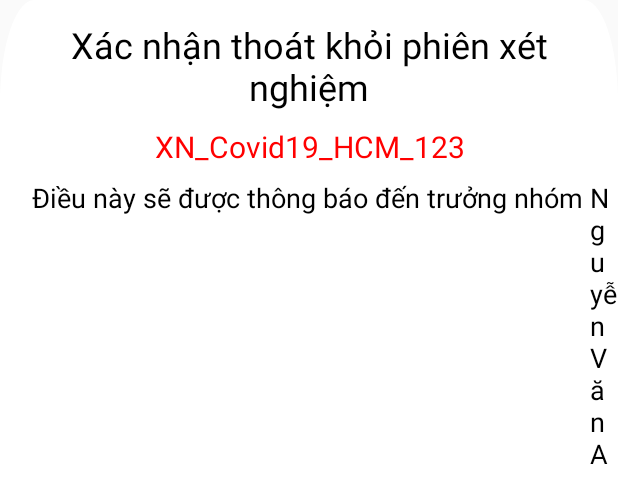
After one commit to university-of-science-vnuhcmc/xncovid, an Android app: the layout activity_customdialog.xml on its own in the app's theme, with its tools: preview values and no code run, on a phone screen of 412 x 824 dp. The commit adds this screen. Shown: the top 503 px of the screen. Run offline under Robolectric (Android 15) with nearby library versions, the phone set to English and light mode, and no system bars.

Commit message:
cm them activity SfatfMain

```diff
--- a/XNCovid/app/src/main/java/com/hcdc/xncovid/ScanSessionActivity.java
+++ b/XNCovid/app/src/main/java/com/hcdc/xncovid/ScanSessionActivity.java
@@ -30,6 +30,9 @@ public class ScanSessionActivity extends AppCompatActivity implements ZXingScann
     protected void onCreate(Bundle savedInstanceState) {
         super.onCreate(savedInstanceState);
         setContentView(R.layout.activity_scansession);
+        Intent intent=this.getIntent();
+        scanQRType = getIntent().getExtras().getInt("scan_qr_type");
+
         int apiVersion = android.os.Build.VERSION.SDK_INT;
         if (apiVersion >= android.os.Build.VERSION_CODES.M) {
             if (!checkPermission()) {
@@ -80,6 +83,8 @@ public class ScanSessionActivity extends AppCompatActivity implements ZXingScann
             m.find();
             String id = m.group(1);
             scanContent = id;
+        }else {
+            scanContent = txtScanedResult.trim();
         }
 
         showResult();
--- /dev/null
+++ b/XNCovid/app/src/main/res/drawable/rectangle_2.xml
@@ -0,0 +1,25 @@
+<?xml version="1.0" encoding="utf-8"?>
+<!-- drawable/rectangle_2.xml -->
+<vector
+    xmlns:android="http://schemas.android.com/apk/res/android"
+    xmlns:aapt="http://schemas.android.com/aapt"
+    android:width="360dp"
+    android:height="239dp"
+    android:viewportWidth="360"
+    android:viewportHeight="239"
+    >
+
+    <group>
+
+        <clip-path
+            android:pathData="M20 0H340C351.046 0 360 8.95431 360 20V219C360 230.046 351.046 239 340 239H20C8.95431 239 0 230.046 0 219V20C0 8.95431 8.95431 0 20 0Z"
+            />
+
+        <path
+            android:pathData="M0 0V239H360V0"
+            android:fillColor="#FFFFFF"
+            />
+
+    </group>
+
+</vector>
--- /dev/null
+++ b/XNCovid/app/src/main/res/layout/activity_customdialog.xml
@@ -0,0 +1,58 @@
+<?xml version="1.0" encoding="utf-8"?>
+<LinearLayout  xmlns:android="http://schemas.android.com/apk/res/android"
+    android:layout_width="match_parent"
+    android:layout_height="match_parent"
+    android:orientation="vertical"
+    android:background="@drawable/rectangle_2">
+    <!-- Xác nhận thoát khỏi phiên xét nghiệm -->
+    <TextView
+        android:id="@+id/dialog_title"
+        android:layout_width="match_parent"
+        android:layout_height="wrap_content"
+        android:paddingLeft="31dp"
+        android:paddingRight="31dp"
+        android:layout_marginTop="13dp"
+        android:text="Xác nhận thoát khỏi phiên xét nghiệm"
+        android:textAppearance="@style/black_24"
+        android:gravity="center_horizontal|top"
+        />
+    <!-- XN_Covid19_HCM_123 -->
+    <TextView
+        android:id="@+id/ten_phien"
+        android:layout_width="match_parent"
+        android:layout_height="25dp"
+        android:paddingLeft="31dp"
+        android:paddingRight="31dp"
+        android:layout_marginTop="10dp"
+        android:text="@string/xn_covid19_"
+        android:textAppearance="@style/red_20"
+        android:gravity="center_horizontal|top"
+        />
+    <RelativeLayout
+        android:layout_width="match_parent"
+        android:layout_height="wrap_content">
+        <!-- Điều này sẽ được thông báo đến trưởng nhóm Nguyễn Văn A ! -->
+        <TextView
+            android:id="@+id/content_1"
+            android:layout_width="wrap_content"
+            android:layout_height="wrap_content"
+            android:paddingLeft="21dp"
+            android:paddingTop="10dp"
+            android:text="Điều này sẽ được thông báo đến trưởng nhóm "
+            android:textAppearance="@style/black_18"
+            android:gravity="top"
+            />
+        <TextView
+            android:id="@+id/content_2"
+            android:layout_toRightOf="@+id/content_1"
+            android:layout_width="wrap_content"
+            android:layout_height="wrap_content"
+            android:paddingTop="10dp"
+            android:text="Nguyễn Văn A "
+            android:textAppearance="@style/black_18"
+            android:gravity="top"
+            />
+    </RelativeLayout>
+
+
+</LinearLayout >
--- a/XNCovid/app/src/main/res/layout/activity_main_staff.xml
+++ b/XNCovid/app/src/main/res/layout/activity_main_staff.xml
@@ -2,7 +2,9 @@
 <LinearLayout xmlns:android="http://schemas.android.com/apk/res/android"
     android:layout_width="match_parent"
     android:layout_height="match_parent"
-    android:background="@color/background_color">
+    android:background="@color/background_color"
+    xmlns:tools="http://schemas.android.com/tools"
+    tools:context=".MainStaffActivity">
     <ScrollView
         android:fillViewport="true"
         android:layout_width="match_parent"
--- a/XNCovid/app/src/main/res/layout/activity_session_info.xml
+++ b/XNCovid/app/src/main/res/layout/activity_session_info.xml
@@ -257,7 +257,7 @@
     </LinearLayout>
     <!-- Xác nhận ! -->
     <Button
-        android:id="@+id/x_c_nh_n_"
+        android:id="@+id/btnconfirm"
         android:layout_width="match_parent"
         android:layout_height="45dp"
         android:gravity="center_vertical|center_horizontal"
--- a/XNCovid/app/src/main/res/values/themes.xml
+++ b/XNCovid/app/src/main/res/values/themes.xml
@@ -82,6 +82,16 @@
         <item name="android:textColor">
             #FFFFFF
         </item>
+    </style>
+    <style name="black_18">
+
+        <item name="android:textSize">
+            18sp
+        </item>
+
+        <item name="android:textColor">
+            #000000
+        </item>
 
     </style>
 </resources>
```
Also changed, not shown: XNCovid/app/src/main/AndroidManifest.xml (+4 -5 lines), XNCovid/app/src/main/java/com/hcdc/xncovid/MainStaffActivity.java (added, +94 -0 lines), XNCovid/app/src/main/java/com/hcdc/xncovid/SessionInfoActivity.java (+9 -0 lines).
